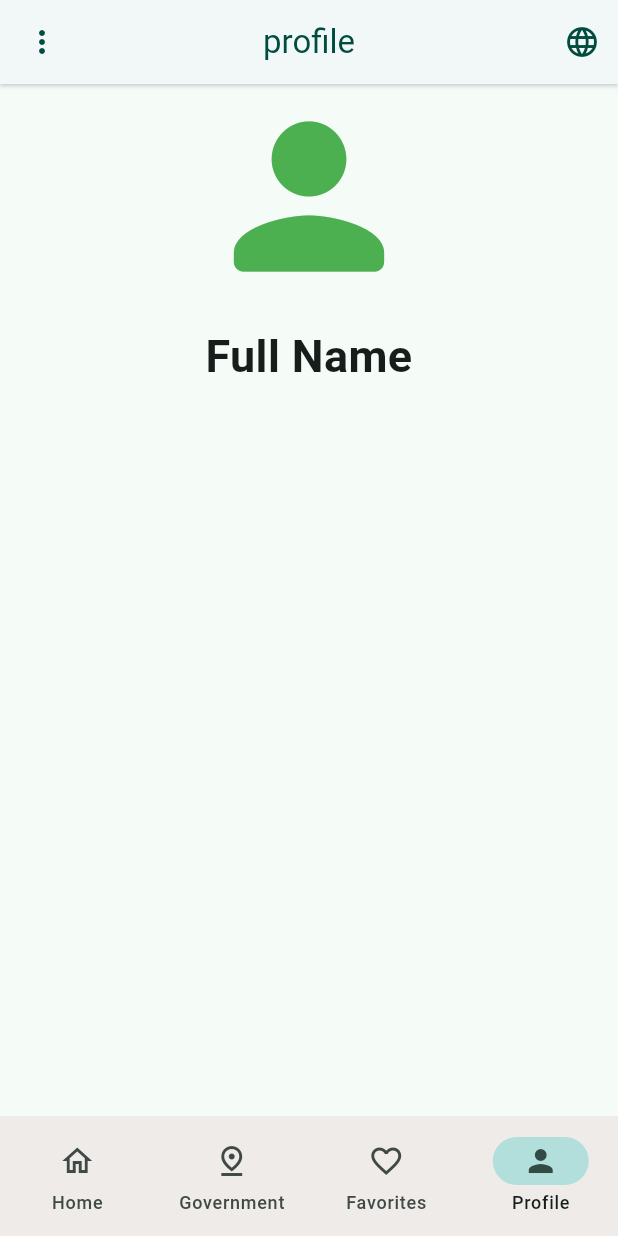
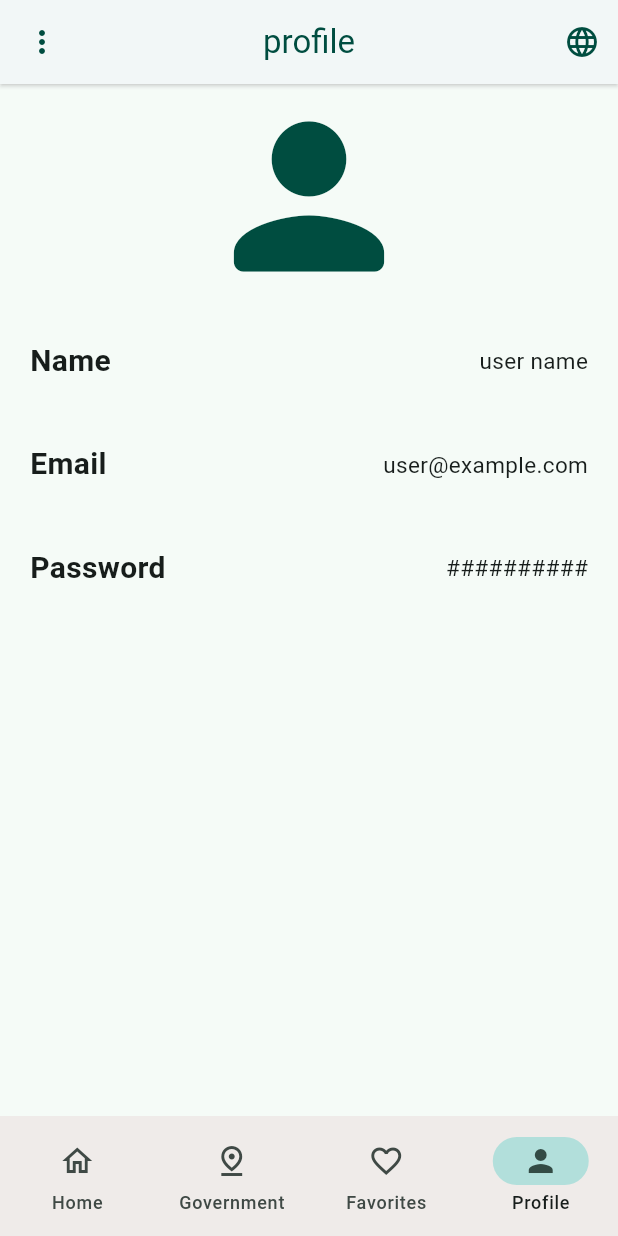
Before and after one commit to Sprints-Flutter-Bootcamp-Projects/Tourist-Guide-App-for-Egypt, a Flutter app: the screen it shows after launch, swiped to page 4, on a phone screen of 412 x 824 dp. Run offline on Flutter 3.47's test engine with Material 3 defaults, Android fonts, the phone set to English and light mode, and no system bars; our stand-ins replace easy_localization.

Commit message:
displaying user information

```diff
--- a/lib/nav_bar.dart
+++ b/lib/nav_bar.dart
@@ -20,7 +20,7 @@ class _MyNavigationBarState extends State<MyNavigationBar> {
     HomePage(title: "Home Page"),
     GovernmentPage(),
     FavouritesPage(),
-    Profile(),
+    Profile(name: 'user name',email: 'user@example.com', password: 'hashedpass',),
   ];
 
   void _onItemTapped(int index) {
--- a/lib/views/profile/profile.dart
+++ b/lib/views/profile/profile.dart
@@ -1,40 +1,149 @@
 import 'package:easy_localization/easy_localization.dart';
 import 'package:flutter/material.dart';
-// import 'package:tourist_guide/nav_bar.dart';
 import 'package:tourist_guide/widgets/app_bar.dart';
-// import 'package:tourist_guide/views/authentication.dart';
 
-class Profile extends StatefulWidget {
-  const Profile({super.key});
+// class Profile extends StatefulWidget {
+//   const Profile({
+//     super.key,
+//   });
+//   @override
+//   State<Profile> createState() => _ProfileState();
+// }
 
-  @override
-  State<Profile> createState() => _ProfileState();
-}
+class Profile extends StatelessWidget {
+  final String name;
+  final String email;
+  final String password;
 
-class _ProfileState extends State<Profile> {
+  const Profile({
+    super.key,
+    required this.name,
+    required this.email,
+    required this.password,
+  });
   @override
   Widget build(BuildContext context) {
     return Scaffold(
       appBar: PagesAppBar(context, context.tr("profile")),
-      body: const Column(
-        crossAxisAlignment: CrossAxisAlignment.stretch,
+      body: Column(
+        crossAxisAlignment: CrossAxisAlignment.start,
         children: [
-          Icon(
-            Icons.person_rounded,
-            size: 150,
-            color: Colors.green,
+          Center(
+            child: Icon(
+              Icons.person_rounded,
+              size: 150,
+              color: Colors.teal[900],
+            ),
           ),
           Padding(
             padding: EdgeInsets.all(10.0),
-            child: Text(
-              "Full Name",
-              textAlign: TextAlign.center,
-              style: TextStyle(fontSize: 30, fontWeight: FontWeight.bold),
+            child: SizedBox(
+              child: Padding(
+                padding: const EdgeInsets.all(10.0),
+                child: Row(
+                  mainAxisAlignment: MainAxisAlignment.spaceBetween,
+                  children: [
+                     Text(
+                      context.tr("Name"),
+                      textAlign: TextAlign.center,
+                      style:
+                         const TextStyle(fontSize: 20, fontWeight: FontWeight.bold),
+                    ),
+                    Text(
+                      name,
+                      textAlign: TextAlign.center,
+                      style: const TextStyle(
+                        fontSize: 15,
+                      ),
+                    )
+                  ],
+                ),
+              ),
             ),
-
           ),
+          Padding(
+            padding: const EdgeInsets.all(10.0),
+            child: SizedBox(
+              child: Padding(
+                padding: const EdgeInsets.all(10.0),
+                child: Row(
+                  mainAxisAlignment: MainAxisAlignment.spaceBetween,
+                  children: [
+                    Text(
+                      context.tr("Email"),
+                      textAlign: TextAlign.center,
+                      style:
+                        const  TextStyle(fontSize: 20, fontWeight: FontWeight.bold),
+                    ),
+                    Text(
+                      email,
+                      textAlign: TextAlign.center,
+                      style: const TextStyle(fontSize: 15),
+                    ),
+                  ],
+                ),
+              ),
+            ),
+          ),
+          Padding(
+            padding: const EdgeInsets.all(10.0),
+            child: SizedBox(
+              width: MediaQuery.of(context).size.width,
+              child: Padding(
+                padding: const EdgeInsets.all(10.0),
+                child: Row(
+                  mainAxisAlignment: MainAxisAlignment.spaceBetween,
+                  children: [
+                    Text(
+                      context.tr("Password"),
+                      textAlign: TextAlign.center,
+                      style:
+                         const TextStyle(fontSize: 20, fontWeight: FontWeight.bold),
+                    ),
+                    Text(
+                      hashedPassword(password),
+                      style: const TextStyle(fontSize: 15),
+                    ),
+                  ],
+                ),
+              ),
+            ),
+          ),
+          // TextButton(
+          //     onPressed: () {
+          //       // myDialog();
+          //     },
+          //     child: const Text("change password",
+          //         style: TextStyle(color: Colors.black)))
         ],
       ),
     );
   }
+
+  // Future<void> myDialog() async {
+  //   // dialog function
+  //   return showDialog<void>(
+  //     context: ,
+  //     builder: (BuildContext context) {
+  //       return const AlertDialog(
+  //         title:  Text('AlertDialog'),
+  //         content: Text("change password"),
+  //         actions: <Widget>[
+  //           TextField(
+  //             decoration: InputDecoration(labelText: "new password"),
+  //           ),
+  //           TextField(decoration: InputDecoration(labelText: "confirm password"),),
+  //         ],
+  //       );
+  //     },
+  //   );
+  // }
 }
+
+String hashedPassword(String password) {
+  String hashed = '';
+  for (int i = 0; i < password.length; i++) {
+    hashed += "#";
+  }
+  return hashed;
+}
```
